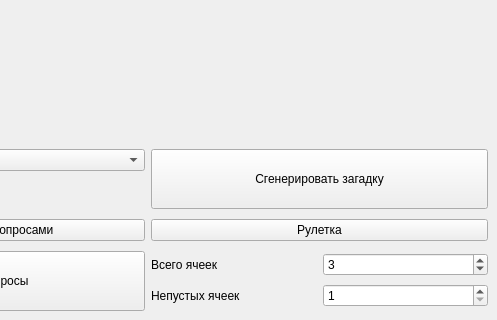
Old version of the form ui/main.ui in the repository AlexPishchikov/secret-from-Fresco; both pictures show x 203 to 700 and y 325 to 645 of the 700 by 645 pixel window.
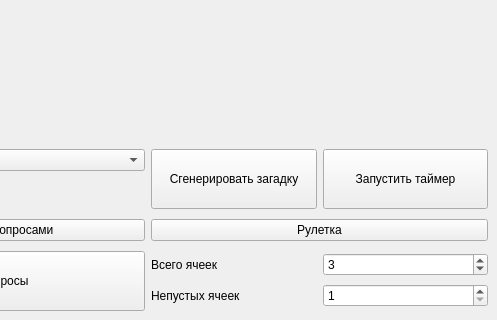
New version of the form.

Commit message: add start timer button, change main font

```diff
--- a/ui/main.ui
+++ b/ui/main.ui
@@ -124,19 +124,6 @@
        </item>
       </layout>
      </item>
-     <item row="0" column="1">
-      <widget class="QPushButton" name="set_question_button">
-       <property name="minimumSize">
-        <size>
-         <width>0</width>
-         <height>60</height>
-        </size>
-       </property>
-       <property name="text">
-        <string>Сгенерировать загадку</string>
-       </property>
-      </widget>
-     </item>
      <item row="1" column="0">
       <widget class="QPushButton" name="choose_file_button">
        <property name="text">
@@ -188,6 +175,36 @@
        </property>
       </widget>
      </item>
+     <item row="0" column="1">
+      <layout class="QHBoxLayout" name="horizontalLayout_2">
+       <item>
+        <widget class="QPushButton" name="set_question_button">
+         <property name="minimumSize">
+          <size>
+           <width>0</width>
+           <height>60</height>
+          </size>
+         </property>
+         <property name="text">
+          <string>Сгенерировать загадку</string>
+         </property>
+        </widget>
+       </item>
+       <item>
+        <widget class="QPushButton" name="start_timer_button">
+         <property name="minimumSize">
+          <size>
+           <width>0</width>
+           <height>60</height>
+          </size>
+         </property>
+         <property name="text">
+          <string>Запустить таймер</string>
+         </property>
+        </widget>
+       </item>
+      </layout>
+     </item>
     </layout>
    </widget>
    <widget class="QLabel" name="const_upper_label">
```
The commit also changes 1 other file.
